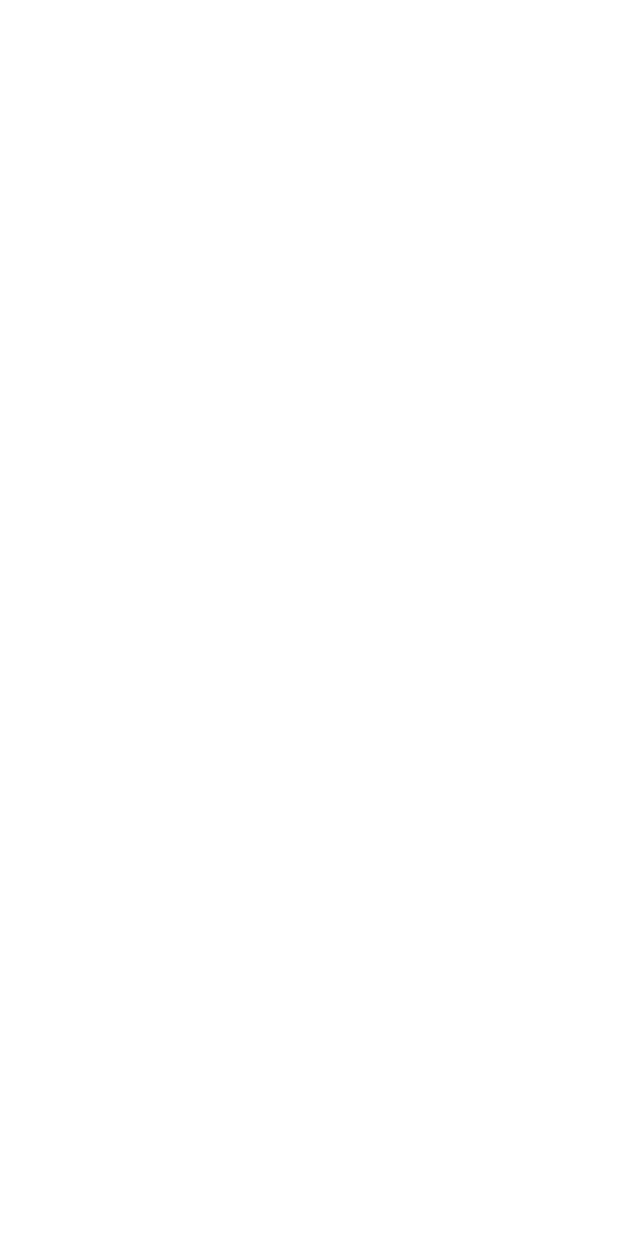
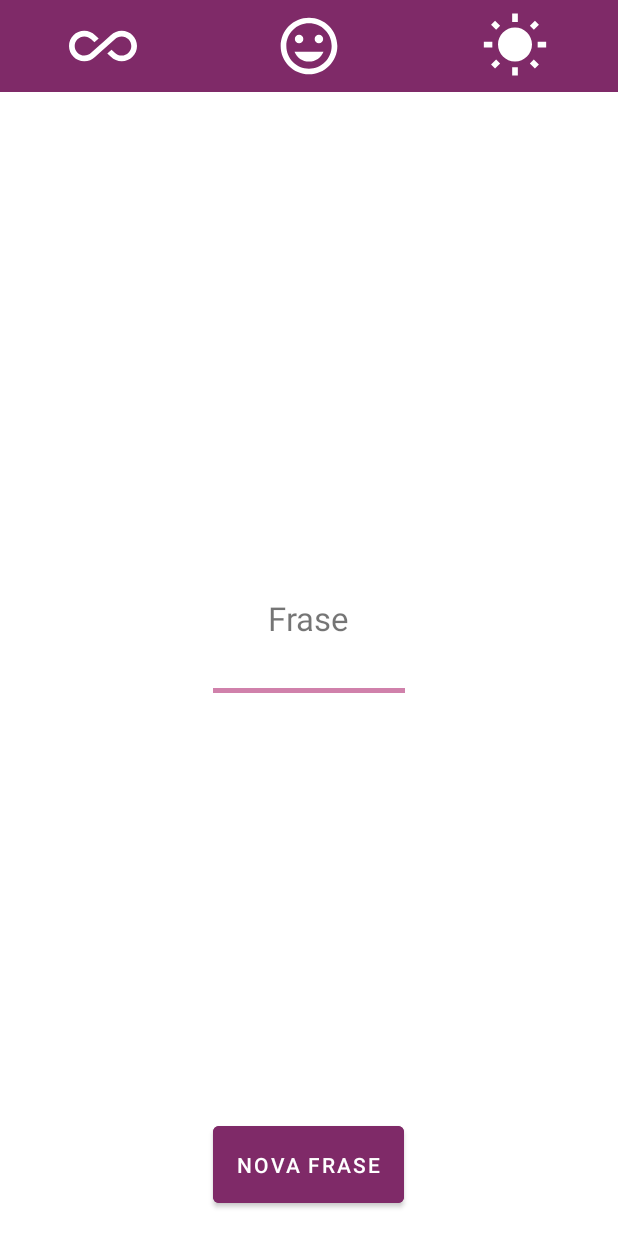
Before and after one commit to imarcosvinicius/Motivation, an Android app: the MainActivity screen opened directly, with no data from a screen before it, on a phone screen of 412 x 824 dp. Before the commit the screen is empty. Run offline under Robolectric (Android 15) with nearby library versions, the phone set to English and light mode, and no system bars.

Commit message:
Create layout Main activity

```diff
--- /dev/null
+++ b/app/src/main/res/drawable/ic_all.xml
@@ -0,0 +1,10 @@
+<vector xmlns:android="http://schemas.android.com/apk/res/android"
+    android:width="24dp"
+    android:height="24dp"
+    android:viewportWidth="24"
+    android:viewportHeight="24"
+    android:tint="?attr/colorControlNormal">
+  <path
+      android:fillColor="@android:color/white"
+      android:pathData="M18.6,6.62c-1.44,0 -2.8,0.56 -3.77,1.53L12,10.66 10.48,12h0.01L7.8,14.39c-0.64,0.64 -1.49,0.99 -2.4,0.99 -1.87,0 -3.39,-1.51 -3.39,-3.38S3.53,8.62 5.4,8.62c0.91,0 1.76,0.35 2.44,1.03l1.13,1 1.51,-1.34L9.22,8.2C8.2,7.18 6.84,6.62 5.4,6.62 2.42,6.62 0,9.04 0,12s2.42,5.38 5.4,5.38c1.44,0 2.8,-0.56 3.77,-1.53l2.83,-2.5 0.01,0.01L13.52,12h-0.01l2.69,-2.39c0.64,-0.64 1.49,-0.99 2.4,-0.99 1.87,0 3.39,1.51 3.39,3.38s-1.52,3.38 -3.39,3.38c-0.9,0 -1.76,-0.35 -2.44,-1.03l-1.14,-1.01 -1.51,1.34 1.27,1.12c1.02,1.01 2.37,1.57 3.82,1.57 2.98,0 5.4,-2.41 5.4,-5.38s-2.42,-5.37 -5.4,-5.37z"/>
+</vector>
--- /dev/null
+++ b/app/src/main/res/drawable/ic_happy.xml
@@ -0,0 +1,10 @@
+<vector xmlns:android="http://schemas.android.com/apk/res/android"
+    android:width="24dp"
+    android:height="24dp"
+    android:viewportWidth="24"
+    android:viewportHeight="24"
+    android:tint="?attr/colorControlNormal">
+  <path
+      android:fillColor="@android:color/white"
+      android:pathData="M11.99,2C6.47,2 2,6.48 2,12s4.47,10 9.99,10C17.52,22 22,17.52 22,12S17.52,2 11.99,2zM12,20c-4.42,0 -8,-3.58 -8,-8s3.58,-8 8,-8 8,3.58 8,8 -3.58,8 -8,8zM15.5,11c0.83,0 1.5,-0.67 1.5,-1.5S16.33,8 15.5,8 14,8.67 14,9.5s0.67,1.5 1.5,1.5zM8.5,11c0.83,0 1.5,-0.67 1.5,-1.5S9.33,8 8.5,8 7,8.67 7,9.5 7.67,11 8.5,11zM12,17.5c2.33,0 4.31,-1.46 5.11,-3.5L6.89,14c0.8,2.04 2.78,3.5 5.11,3.5z"/>
+</vector>
--- /dev/null
+++ b/app/src/main/res/drawable/ic_sun.xml
@@ -0,0 +1,10 @@
+<vector xmlns:android="http://schemas.android.com/apk/res/android"
+    android:width="24dp"
+    android:height="24dp"
+    android:viewportWidth="24"
+    android:viewportHeight="24"
+    android:tint="?attr/colorControlNormal">
+  <path
+      android:fillColor="@android:color/white"
+      android:pathData="M6.76,4.84l-1.8,-1.79 -1.41,1.41 1.79,1.79 1.42,-1.41zM4,10.5L1,10.5v2h3v-2zM13,0.55h-2L11,3.5h2L13,0.55zM20.45,4.46l-1.41,-1.41 -1.79,1.79 1.41,1.41 1.79,-1.79zM17.24,18.16l1.79,1.8 1.41,-1.41 -1.8,-1.79 -1.4,1.4zM20,10.5v2h3v-2h-3zM12,5.5c-3.31,0 -6,2.69 -6,6s2.69,6 6,6 6,-2.69 6,-6 -2.69,-6 -6,-6zM11,22.45h2L13,19.5h-2v2.95zM3.55,18.54l1.41,1.41 1.79,-1.8 -1.41,-1.41 -1.79,1.8z"/>
+</vector>
--- a/app/src/main/res/layout/activity_main.xml
+++ b/app/src/main/res/layout/activity_main.xml
@@ -6,12 +6,83 @@
     android:layout_height="match_parent"
     tools:context=".ui.MainActivity">
 
+    <LinearLayout
+        android:id="@+id/linearMenu"
+        android:layout_width="match_parent"
+        android:layout_height="wrap_content"
+        android:background="@color/colorPrimary"
+        android:orientation="horizontal">
+
+        <ImageView
+            android:id="@+id/imageAll"
+            android:layout_width="0dp"
+            android:layout_margin="8dp"
+            android:layout_height="45dp"
+            android:layout_weight="1"
+            android:src="@drawable/ic_all"
+            app:tint="@color/white"
+            android:contentDescription="@string/imageall" />
+
+        <ImageView
+            android:id="@+id/imageHappy"
+            android:layout_width="0dp"
+            android:layout_margin="8dp"
+            android:layout_height="45dp"
+            android:layout_weight="1"
+            android:src="@drawable/ic_happy"
+            app:tint="@color/white"
+            android:contentDescription="@string/imagehappy" />
+
+        <ImageView
+            android:id="@+id/imageMorning"
+            android:layout_width="0dp"
+            android:layout_margin="8dp"
+            android:layout_height="45dp"
+            android:layout_weight="1"
+            android:src="@drawable/ic_sun"
+            app:tint="@color/white"
+            android:contentDescription="@string/imagemorning" />
+
+    </LinearLayout>
+
     <TextView
         android:id="@+id/textName"
         android:layout_width="wrap_content"
         android:layout_height="wrap_content"
-        android:text="Hello World!"
+        android:layout_below="@id/linearMenu"
         android:layout_centerHorizontal="true"
-        android:layout_centerVertical="true"/>
+        android:layout_marginTop="32dp"
+        android:text="@string/name"
+        android:textSize="18sp" />
+
+    <TextView
+        android:id="@+id/textPhrase"
+        android:layout_marginTop="32dp"
+        android:layout_centerHorizontal="true"
+        android:layout_centerVertical="true"
+        android:layout_width="wrap_content"
+        android:layout_height="wrap_content"
+        android:textSize="22sp"
+        android:text="@string/frase"/>
+
+    <View
+        android:layout_width="128dp"
+        android:layout_below="@id/textPhrase"
+        android:background="@color/colorAccent"
+        android:layout_centerHorizontal="true"
+        android:layout_marginTop="32dp"
+        android:layout_height="3dp"/>
+
+    <Button
+        android:id="@+id/buttonNewPhrase"
+        android:layout_width="wrap_content"
+        android:layout_height="wrap_content"
+        android:text="@string/button_nova_frase"
+        android:textColor="@color/white"
+        android:layout_centerHorizontal="true"
+        android:backgroundTint="@color/colorPrimary"
+        android:padding="16dp"
+        android:layout_marginBottom="16dp"
+        android:layout_alignParentBottom="true"/>
 
 </RelativeLayout>
--- a/app/src/main/res/values-night/strings.xml
+++ b/app/src/main/res/values-night/strings.xml
@@ -4,4 +4,10 @@
     <string name="qual_o_seu_nome">Qual o seu nome?</string>
     <string name="salvar">salvar</string>
     <string name="informe_seu_nome">Informe seu nome!</string>
+    <string name="imageall">imageAll</string>
+    <string name="imagehappy">imageHappy</string>
+    <string name="imagemorning">imageMorning</string>
+    <string name="button_nova_frase">Nova frase</string>
+    <string name="frase">Frase</string>
+    <string name="name">Nome</string>
 </resources>
--- a/app/src/main/res/values/strings.xml
+++ b/app/src/main/res/values/strings.xml
@@ -4,4 +4,10 @@
     <string name="qual_o_seu_nome">Qual o seu nome?</string>
     <string name="salvar">salvar</string>
     <string name="informe_seu_nome">Informe seu nome!</string>
+    <string name="imageall">imageAll</string>
+    <string name="imagehappy">imageHappy</string>
+    <string name="imagemorning">imageMorning</string>
+    <string name="button_nova_frase">Nova frase</string>
+    <string name="frase">Frase</string>
+    <string name="name">Nome</string>
 </resources>
```
